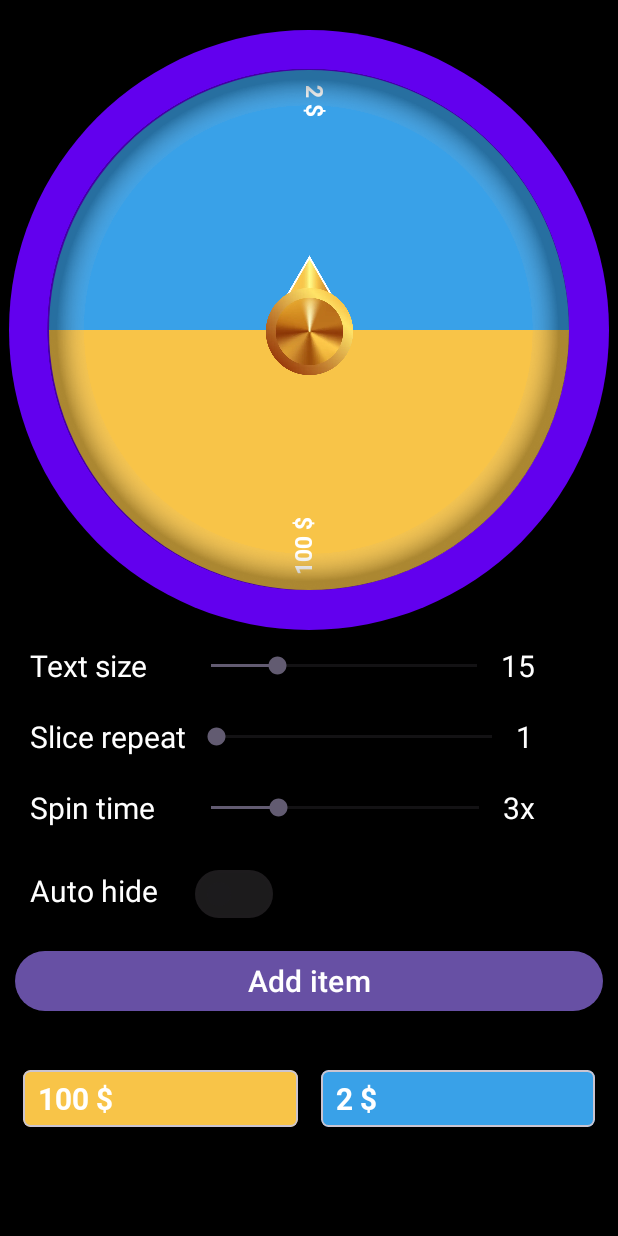
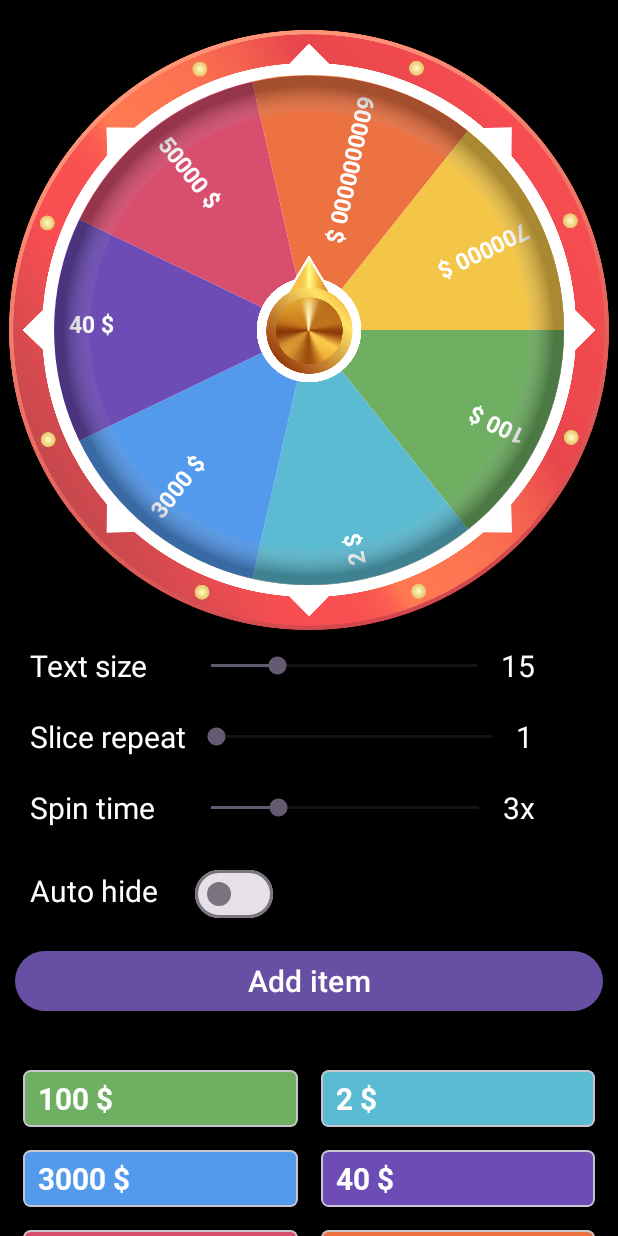
Before and after one commit to VuNgN/SpinTheWheel, an Android app: the screen it shows after launch (MainActivity), on a phone screen of 412 x 824 dp. Run offline under Robolectric (Android 15) with nearby library versions, the phone set to English and light mode, and no system bars.

Commit message:
feat: change padding and shadow of the wheel.

```diff
--- a/app/src/main/java/com/vungn/luckywheeldemo/MainActivity.kt
+++ b/app/src/main/java/com/vungn/luckywheeldemo/MainActivity.kt
@@ -103,12 +103,37 @@ class MainActivity : AppCompatActivity() {
     private fun generateWheelItems() {
         wheelItems.add(
             WheelItem(
-                Color.parseColor("#F8C448"), Color.parseColor("#FFFFFF"), "100 $"
+                Color.parseColor("#6EAF62"), Color.parseColor("#FFFFFF"), "100 $"
             )
         )
         wheelItems.add(
             WheelItem(
-                Color.parseColor("#39A1E8"), Color.parseColor("#FFFFFF"), "2 $"
+                Color.parseColor("#5BBBD2"), Color.parseColor("#FFFFFF"), "2 $"
+            )
+        )
+        wheelItems.add(
+            WheelItem(
+                Color.parseColor("#5399EC"), Color.parseColor("#FFFFFF"), "3000 $"
+            )
+        )
+        wheelItems.add(
+            WheelItem(
+                Color.parseColor("#6D4CB6"), Color.parseColor("#FFFFFF"), "40 $"
+            )
+        )
+        wheelItems.add(
+            WheelItem(
+                Color.parseColor("#D84E6F"), Color.parseColor("#FFFFFF"), "50000 $"
+            )
+        )
+        wheelItems.add(
+            WheelItem(
+                Color.parseColor("#ED7242"), Color.parseColor("#FFFFFF"), "6000000000 $"
+            )
+        )
+        wheelItems.add(
+            WheelItem(
+                Color.parseColor("#F4C647"), Color.parseColor("#FFFFFF"), "700000 $"
             )
         )
     }
--- a/app/src/main/res/layout/item_header.xml
+++ b/app/src/main/res/layout/item_header.xml
@@ -12,7 +12,11 @@
         android:layout_width="400dp"
         android:layout_height="400dp"
         android:layout_gravity="center"
-        LuckyWheel:background_color="@color/colorPrimary"
+        android:background="@drawable/ig_edge_1"
+        LuckyWheel:arrow_image="@drawable/ig_arrow_1"
+        LuckyWheel:shadow_src="@drawable/ig_shadow_1"
+        LuckyWheel:border_color="#33FFFFFF"
+        LuckyWheel:border_width="30dp"
         LuckyWheel:font_family="@font/roboto_bold"
         LuckyWheel:text_padding="10dp" />
 
--- a/luckywheel/src/main/java/com/vungn/luckywheel/LuckyWheel.java
+++ b/luckywheel/src/main/java/com/vungn/luckywheel/LuckyWheel.java
@@ -3,6 +3,7 @@ package com.vungn.luckywheel;
 import android.content.Context;
 import android.content.res.TypedArray;
 import android.graphics.Bitmap;
+import android.graphics.BitmapFactory;
 import android.graphics.Color;
 import android.graphics.Typeface;
 import android.graphics.drawable.Drawable;
@@ -63,14 +64,18 @@ public class LuckyWheel extends FrameLayout implements View.OnTouchListener, OnR
     public void applyAttribute(AttributeSet attrs) {
         TypedArray typedArray = getContext().obtainStyledAttributes(attrs, R.styleable.LuckyWheel, 0, 0);
         try {
-            int backgroundColor = typedArray.getColor(R.styleable.LuckyWheel_background_color, Color.GREEN);
+            int borderColor = typedArray.getColor(R.styleable.LuckyWheel_border_color, Color.TRANSPARENT);
+            int borderWidth = typedArray.getDimensionPixelSize(R.styleable.LuckyWheel_border_width, getDpOf(20));
+            int shadowSrc = typedArray.getResourceId(R.styleable.LuckyWheel_shadow_src, 0);
             int arrowImage = typedArray.getResourceId(R.styleable.LuckyWheel_arrow_image, R.drawable.ig_arrow);
             int imagePadding = typedArray.getDimensionPixelSize(R.styleable.LuckyWheel_image_padding, 0);
             int textPadding = typedArray.getDimensionPixelSize(R.styleable.LuckyWheel_text_padding, 0);
             int textSize = typedArray.getDimensionPixelSize(R.styleable.LuckyWheel_text_size, getDpOf(15));
             int textColor = typedArray.getColor(R.styleable.LuckyWheel_text_color, Color.WHITE);
             int fontFamily = typedArray.getResourceId(R.styleable.LuckyWheel_font_family, 0);
-            wheelView.setWheelBackgroundWheel(backgroundColor);
+            wheelView.setBorder(borderColor);
+            wheelView.setPadding(borderWidth);
+            wheelView.setShadow(getBitmapFromResource(shadowSrc));
             wheelView.setItemsImagePadding(imagePadding);
             wheelView.setItemsTextPadding(textPadding);
             wheelView.setItemsTextSize(textSize);
@@ -95,10 +100,37 @@ public class LuckyWheel extends FrameLayout implements View.OnTouchListener, OnR
     /**
      * Function to set background color of wheel
      *
-     * @param backgroundColor background color
+     * @param color background color
      */
-    public void setWheelBackgroundColor(int backgroundColor) {
-        wheelView.setWheelBackgroundWheel(backgroundColor);
+    public void setWheelBorder(int color) {
+        wheelView.setBorder(color);
+    }
+
+    /**
+     * Function to set padding of wheel
+     *
+     * @param padding padding
+     */
+    public void setWheelPadding(int padding) {
+        wheelView.setPadding(padding);
+    }
+
+    /**
+     * Function to set shadow of wheel by resource
+     *
+     * @param shadow shadow image resource
+     */
+    public void setWheelShadow(int shadow) {
+        wheelView.setShadow(getBitmapFromResource(shadow));
+    }
+
+    /**
+     * Function to set shadow of wheel by bitmap
+     *
+     * @param shadow shadow image bitmap
+     */
+    public void setWheelShadow(Bitmap shadow) {
+        wheelView.setShadow(shadow);
     }
 
     /**
@@ -259,10 +291,10 @@ public class LuckyWheel extends FrameLayout implements View.OnTouchListener, OnR
     }
 
     private int getDpOf(int value) {
-        return Math.round(
-                TypedValue.applyDimension(
-                        TypedValue.COMPLEX_UNIT_DIP, value, getResources().getDisplayMetrics()
-                )
-        );
+        return Math.round(TypedValue.applyDimension(TypedValue.COMPLEX_UNIT_DIP, value, getResources().getDisplayMetrics()));
+    }
+
+    private Bitmap getBitmapFromResource(int res) {
+        return BitmapFactory.decodeResource(getResources(), res);
     }
 }
--- a/luckywheel/src/main/java/com/vungn/luckywheel/WheelView.java
+++ b/luckywheel/src/main/java/com/vungn/luckywheel/WheelView.java
@@ -3,7 +3,6 @@ package com.vungn.luckywheel;
 import android.animation.Animator;
 import android.content.Context;
 import android.graphics.Bitmap;
-import android.graphics.BitmapFactory;
 import android.graphics.Canvas;
 import android.graphics.Color;
 import android.graphics.Matrix;
@@ -29,12 +28,13 @@ import java.util.List;
 final class WheelView extends View {
     public static final int DEFAULT_TEXT_SIZE = 60;
     private RectF range = new RectF();
-    private Paint archPaint, textPaint;
+    private Paint archPaint, textPaint, backgroundPaint;
     @ColorInt
     private int textColor = Color.parseColor("#FFFFFF");
     private int textSize = DEFAULT_TEXT_SIZE;
     private int rotateTime = SpinTime.X3.value;
-    private int padding, radius, center, wheelBackground, imagePadding, textPadding;
+    private int padding, radius, center, wheelBorderColor, imagePadding, textPadding;
+    private Bitmap shadow;
     private Typeface fontFamily;
     private List<WheelItem> wheelItems;
     private List<WheelItem> wheelItemsOriginal;
@@ -61,6 +61,11 @@ final class WheelView extends View {
         textPaint.setDither(true);
         textPaint.setTextSize(textSize);
         textPaint.setTypeface(fontFamily);
+        //background paint object
+        backgroundPaint = new Paint();
+        backgroundPaint.setAntiAlias(true);
+        backgroundPaint.setDither(true);
+
         //rect rang of the arc
         range = new RectF(padding, padding, padding + radius, padding + radius);
     }
@@ -77,10 +82,30 @@ final class WheelView extends View {
     /**
      * Function to set wheel background
      *
-     * @param wheelBackground Wheel background color
+     * @param color Wheel background color
      */
-    public void setWheelBackgroundWheel(int wheelBackground) {
-        this.wheelBackground = wheelBackground;
+    public void setBorder(int color) {
+        this.wheelBorderColor = color;
+        invalidate();
+    }
+
+    /**
+     * Function to set padding of the wheel
+     *
+     * @param padding Padding of the wheel
+     */
+    public void setPadding(int padding) {
+        this.padding = padding;
+        invalidate();
+    }
+
+    /**
+     * Function to set shadow of the wheel
+     *
+     * @param shadow Shadow of the wheel
+     */
+    public void setShadow(Bitmap shadow) {
+        this.shadow = shadow;
         invalidate();
     }
 
@@ -188,11 +213,8 @@ final class WheelView extends View {
      * @param canvas Canvas of draw
      */
     private void drawWheelBackground(Canvas canvas) {
-        Paint backgroundPainter = new Paint();
-        backgroundPainter.setAntiAlias(true);
-        backgroundPainter.setDither(true);
-        backgroundPainter.setColor(wheelBackground);
-        canvas.drawCircle(center, center, center, backgroundPainter);
+        backgroundPaint.setColor(wheelBorderColor);
+        canvas.drawCircle(center, center, center, backgroundPaint);
     }
 
     /**
@@ -263,8 +285,10 @@ final class WheelView extends View {
      * @param canvas Canvas to draw
      */
     private void drawShadow(Canvas canvas) {
-        Bitmap shadow = BitmapFactory.decodeResource(getResources(), R.drawable.ig_shadow);
-        Rect rect = new Rect(padding - 2, padding - 2, radius + padding, radius + padding);
+        if (shadow == null) {
+            return;
+        }
+        Rect rect = new Rect(padding, padding, radius + padding, radius + padding);
         Bitmap scaledShadow = Bitmap.createScaledBitmap(shadow, rect.width(), rect.height(), true);
         canvas.drawBitmap(scaledShadow, null, rect, new Paint());
     }
@@ -352,8 +376,8 @@ final class WheelView extends View {
     @Override
     protected void onDraw(@NonNull Canvas canvas) {
         super.onDraw(canvas);
+        initComponents();
         drawWheelBackground(canvas);
-        initComponents();
         float tempAngle = 0;
         float sweepAngle = (float) 360 / wheelItems.size();
         for (int i = 0; i < wheelItems.size(); i++) {
@@ -370,8 +394,6 @@ final class WheelView extends View {
         super.onMeasure(widthMeasureSpec, heightMeasureSpec);
 
         int width = Math.min(getMeasuredWidth(), getMeasuredHeight());
-        int DEFAULT_PADDING = 40;
-        padding = getPaddingLeft() == 0 ? DEFAULT_PADDING : getPaddingLeft();
         radius = width - padding * 2;
         center = width / 2;
         setMeasuredDimension(width, width);
--- a/luckywheel/src/main/res/layout/lucky_wheel_layout.xml
+++ b/luckywheel/src/main/res/layout/lucky_wheel_layout.xml
@@ -15,6 +15,5 @@
         android:layout_height="100dp"
         android:layout_centerInParent="true"
         android:contentDescription="@string/spin_arrow"
-        android:paddingBottom="20dp"
         android:src="@drawable/ig_arrow" />
 </RelativeLayout>
--- a/luckywheel/src/main/res/values/attrs.xml
+++ b/luckywheel/src/main/res/values/attrs.xml
@@ -1,7 +1,9 @@
 <?xml version="1.0" encoding="utf-8"?>
 <resources>
     <declare-styleable name="LuckyWheel">
-        <attr name="background_color" format="color" />
+        <attr name="border_color" format="color" />
+        <attr name="border_width" format="dimension" />
+        <attr name="shadow_src" format="reference" />
         <attr name="arrow_image" format="reference" />
         <attr name="square_layout" format="boolean" />
         <attr name="image_padding" format="dimension" />
```
Also changed, not shown: luckywheel/src/main/res/drawable/ic_shadow.xml (deleted, +0 -20 lines), app/src/main/res/drawable/ig_arrow_1.png (added), app/src/main/res/drawable/ig_arrow_14.png (added), app/src/main/res/drawable/ig_arrow_17.png (added), app/src/main/res/drawable/ig_edge_1.png (added), app/src/main/res/drawable/ig_edge_12.png (added), app/src/main/res/drawable/ig_edge_14.png (added), app/src/main/res/drawable/ig_edge_16.png (added), app/src/main/res/drawable/ig_shadow_1.png (added), app/src/main/res/drawable/ig_shadow_17.png (added), luckywheel/src/main/res/drawable/ig_arrow.png (added), luckywheel/src/main/res/drawable/ig_arrow.webp (deleted), luckywheel/src/main/res/drawable/ig_shadow.webp (deleted).
